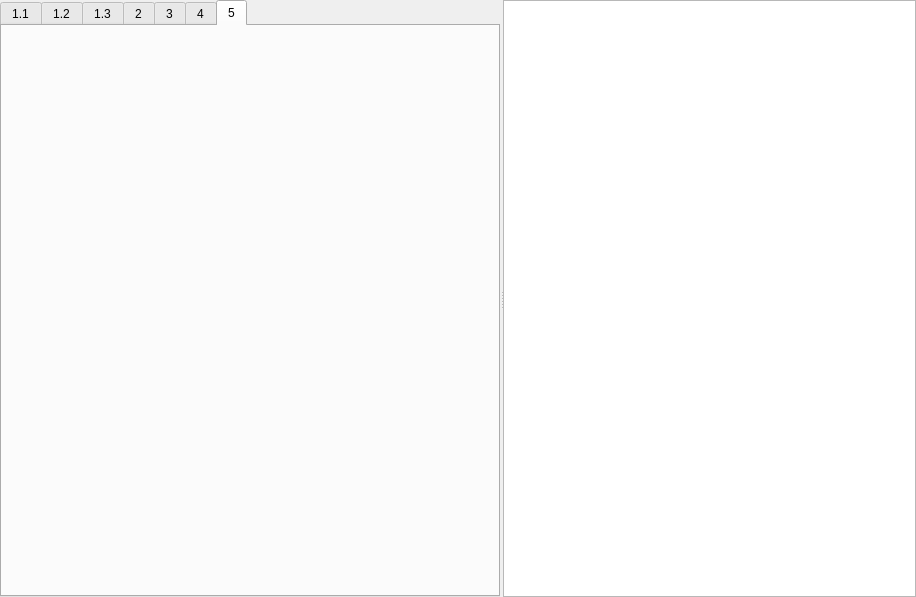
First picture: the form in L1-GUI/Lab1.ui, repository mariohuq/polytech-graph-theory, before the edit.
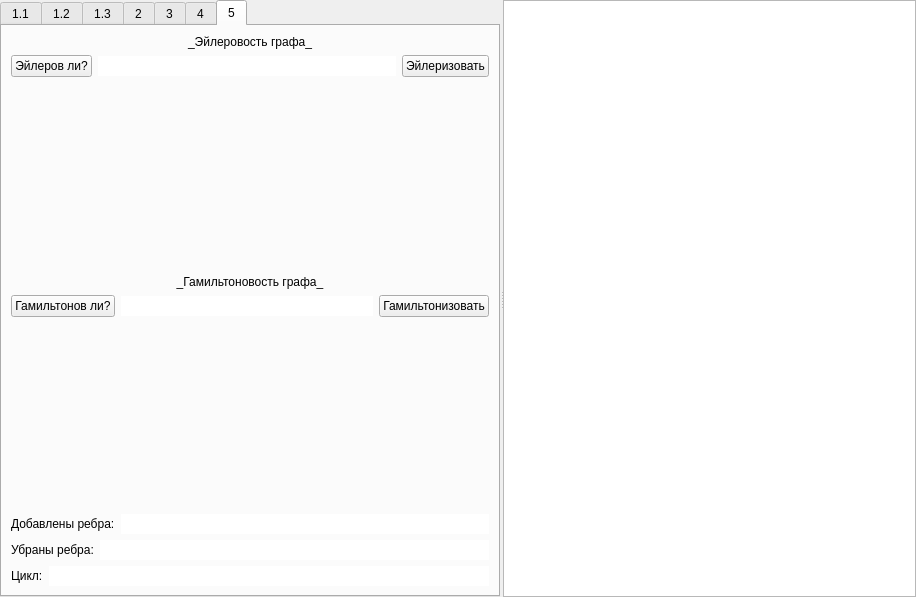
Second picture: the form after the edit. The open tabs and pages were chosen to show the change.

Patch:
```diff
--- a/L1-GUI/Lab1.ui
+++ b/L1-GUI/Lab1.ui
@@ -922,6 +922,209 @@
        <attribute name="title">
         <string>5</string>
        </attribute>
+       <layout class="QVBoxLayout" name="verticalLayout_12">
+        <item>
+         <widget class="QLabel" name="label_31">
+          <property name="text">
+           <string>_Эйлеровость графа_</string>
+          </property>
+          <property name="textFormat">
+           <enum>Qt::MarkdownText</enum>
+          </property>
+          <property name="alignment">
+           <set>Qt::AlignCenter</set>
+          </property>
+         </widget>
+        </item>
+        <item>
+         <layout class="QHBoxLayout" name="horizontalLayout_18">
+          <item alignment="Qt::AlignLeft">
+           <widget class="QPushButton" name="isEulerian">
+            <property name="text">
+             <string>Эйлеров ли?</string>
+            </property>
+           </widget>
+          </item>
+          <item>
+           <widget class="QLineEdit" name="isEulerianAns">
+            <property name="minimumSize">
+             <size>
+              <width>64</width>
+              <height>0</height>
+             </size>
+            </property>
+            <property name="frame">
+             <bool>false</bool>
+            </property>
+            <property name="readOnly">
+             <bool>true</bool>
+            </property>
+           </widget>
+          </item>
+          <item alignment="Qt::AlignRight">
+           <widget class="QPushButton" name="eulerize">
+            <property name="text">
+             <string>Эйлеризовать</string>
+            </property>
+           </widget>
+          </item>
+         </layout>
+        </item>
+        <item>
+         <spacer name="verticalSpacer_3">
+          <property name="orientation">
+           <enum>Qt::Vertical</enum>
+          </property>
+          <property name="sizeHint" stdset="0">
+           <size>
+            <width>20</width>
+            <height>99</height>
+           </size>
+          </property>
+         </spacer>
+        </item>
+        <item>
+         <widget class="QLabel" name="label_34">
+          <property name="text">
+           <string>_Гамильтоновость графа_</string>
+          </property>
+          <property name="textFormat">
+           <enum>Qt::MarkdownText</enum>
+          </property>
+          <property name="alignment">
+           <set>Qt::AlignCenter</set>
+          </property>
+         </widget>
+        </item>
+        <item>
+         <layout class="QHBoxLayout" name="horizontalLayout_21">
+          <item alignment="Qt::AlignLeft">
+           <widget class="QPushButton" name="isGamiltonian">
+            <property name="text">
+             <string>Гамильтонов ли?</string>
+            </property>
+           </widget>
+          </item>
+          <item>
+           <widget class="QLineEdit" name="isGamiltonianAns">
+            <property name="minimumSize">
+             <size>
+              <width>64</width>
+              <height>0</height>
+             </size>
+            </property>
+            <property name="frame">
+             <bool>false</bool>
+            </property>
+            <property name="readOnly">
+             <bool>true</bool>
+            </property>
+           </widget>
+          </item>
+          <item alignment="Qt::AlignRight">
+           <widget class="QPushButton" name="gamiltonize">
+            <property name="text">
+             <string>Гамильтонизовать</string>
+            </property>
+           </widget>
+          </item>
+         </layout>
+        </item>
+        <item>
+         <spacer name="verticalSpacer_2">
+          <property name="orientation">
+           <enum>Qt::Vertical</enum>
+          </property>
+          <property name="sizeHint" stdset="0">
+           <size>
+            <width>20</width>
+            <height>99</height>
+           </size>
+          </property>
+         </spacer>
+        </item>
+        <item>
+         <layout class="QHBoxLayout" name="horizontalLayout_19">
+          <item>
+           <widget class="QLabel" name="label_32">
+            <property name="text">
+             <string>Добавлены ребра:</string>
+            </property>
+           </widget>
+          </item>
+          <item>
+           <widget class="QLineEdit" name="addedEdges">
+            <property name="minimumSize">
+             <size>
+              <width>64</width>
+              <height>0</height>
+             </size>
+            </property>
+            <property name="frame">
+             <bool>false</bool>
+            </property>
+            <property name="readOnly">
+             <bool>true</bool>
+            </property>
+           </widget>
+          </item>
+         </layout>
+        </item>
+        <item>
+         <layout class="QHBoxLayout" name="horizontalLayout_20">
+          <item>
+           <widget class="QLabel" name="label_33">
+            <property name="text">
+             <string>Убраны ребра:</string>
+            </property>
+           </widget>
+          </item>
+          <item>
+           <widget class="QLineEdit" name="removedEdges">
+            <property name="minimumSize">
+             <size>
+              <width>64</width>
+              <height>0</height>
+             </size>
+            </property>
+            <property name="frame">
+             <bool>false</bool>
+            </property>
+            <property name="readOnly">
+             <bool>true</bool>
+            </property>
+           </widget>
+          </item>
+         </layout>
+        </item>
+        <item>
+         <layout class="QHBoxLayout" name="horizontalLayout_22">
+          <item>
+           <widget class="QLabel" name="label_35">
+            <property name="text">
+             <string>Цикл:</string>
+            </property>
+           </widget>
+          </item>
+          <item>
+           <widget class="QLineEdit" name="eulerCycle">
+            <property name="minimumSize">
+             <size>
+              <width>64</width>
+              <height>0</height>
+             </size>
+            </property>
+            <property name="frame">
+             <bool>false</bool>
+            </property>
+            <property name="readOnly">
+             <bool>true</bool>
+            </property>
+           </widget>
+          </item>
+         </layout>
+        </item>
+       </layout>
       </widget>
      </widget>
      <widget class="QGraphicsView" name="graphicsView">
```
Left out of the diff: 4 changed lines with no effect on the pictures.
